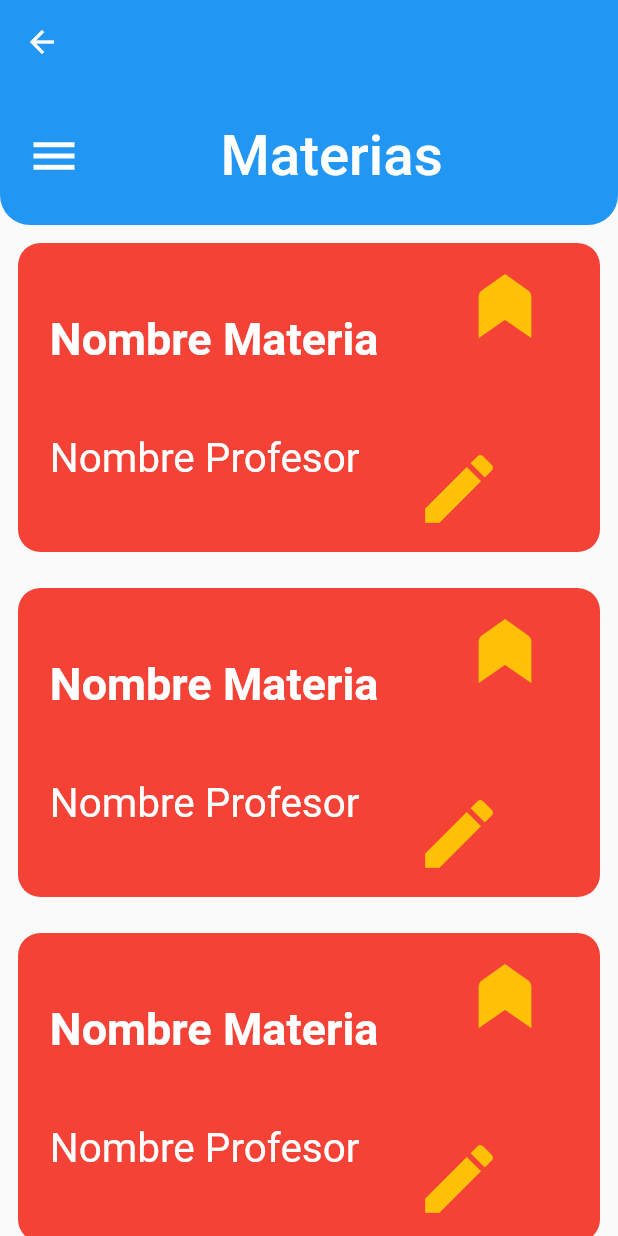
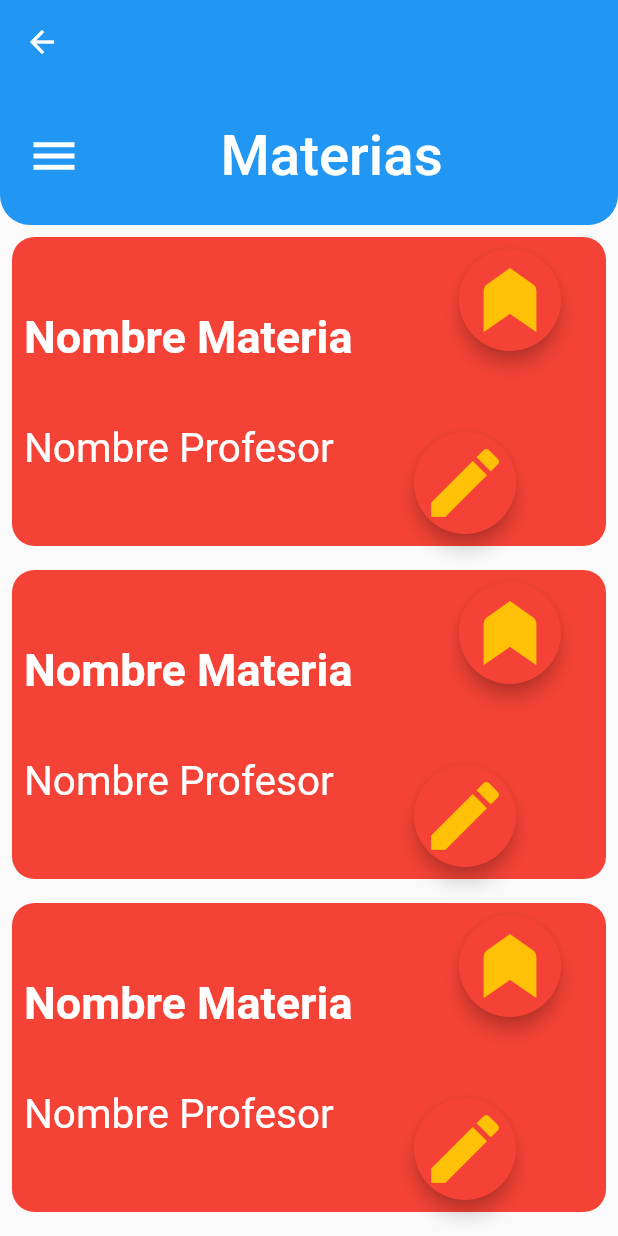
Before and after one commit to reitmas32/class_network, a Flutter app: the InboxPage screen opened by its route, on a phone screen of 412 x 824 dp. Run offline on Flutter 3.47's test engine with Material 2 defaults, Android fonts, the phone set to English and light mode, and no system bars.

Commit message:
Se refactorizo el widget

```diff
--- a/Frontend/class_network/lib/widgets/subject_card.dart
+++ b/Frontend/class_network/lib/widgets/subject_card.dart
@@ -2,6 +2,8 @@ import 'dart:math' as math;
 
 import 'package:flutter/gestures.dart';
 import 'package:flutter/material.dart';
+
+import 'package:class_network/widgets/button_card_cn.dart';
 
 class SubjectCard extends StatefulWidget {
   @override
@@ -9,103 +11,105 @@ class SubjectCard extends StatefulWidget {
 }
 
 class _SubjectCardState extends State<SubjectCard> {
+  ShapeBorder shapeBorder;
+  Color colorBack;
+
+  void initState() {
+    shapeBorder = RoundedRectangleBorder(
+      borderRadius: BorderRadius.all(
+        Radius.circular(15.0),
+      ),
+    );
+    colorBack = Colors.red;
+    super.initState();
+  }
+
   @override
   Widget build(BuildContext context) {
     return Padding(
-      padding: const EdgeInsets.all(12.0),
+      padding: const EdgeInsets.all(8.0),
       child: Container(
         height: MediaQuery.of(context).size.height / 4,
         child: Stack(
           children: [
-            Material(
-              color: Colors.red,
-              shape: RoundedRectangleBorder(
-                borderRadius: BorderRadius.all(
-                  Radius.circular(15.0),
+            _buildBackCard(),
+            _buildButtonMarkerSubject(),
+            _buildButtonEditSubject(),
+          ],
         ),
       ),
-              child: Row(
+    );
+  }
+
+  Material _buildBackCard() {
+    return Material(
+      color: this.colorBack,
+      shape: this.shapeBorder,
+      child: Padding(
+        padding: const EdgeInsets.all(8.0),
+        child: Column(
           children: [
-                  Column(
-                    children: [
-                      Text(
-                        'Nombre Materia',
-                        style: TextStyle(
-                            fontSize: 30.0,
-                            color: Colors.white,
-                            fontWeight: FontWeight.bold),
+            _buildTextNameSubject(),
+            _buildTextTeacherSubject(),
+          ],
+          mainAxisAlignment: MainAxisAlignment.spaceEvenly,
+          crossAxisAlignment: CrossAxisAlignment.stretch,
         ),
-                      Text(
+      ),
+    );
+  }
+
+  Text _buildTextTeacherSubject() {
+    return Text(
       'Nombre Profesor',
       style: TextStyle(
         fontSize: 27.0,
         color: Colors.white,
       ),
-                      ),
-                    ],
-                    mainAxisAlignment: MainAxisAlignment.spaceEvenly,
-                    crossAxisAlignment: CrossAxisAlignment.start,
-                  ),
-                  Column(
-                    children: [
-                      Padding(
-                        padding: const EdgeInsets.all(8.0),
-                        child: Transform.rotate(
-                          child: Material(
-                            shape: CircleBorder(),
-                            color: Colors.red,
-                            child: InkWell(
-                              child: Padding(
-                                padding: const EdgeInsets.all(4.0),
-                                child: Icon(
-                                  Icons.label_important,
-                                  size: 60.0,
-                                  color: Colors.amber,
-                                ),
-                              ),
-                              onTap: () {
-                                print("2");
-                              },
-                              customBorder: CircleBorder(),
-                            ),
-                          ),
-                          angle: 3 * math.pi / 2,
-                        ),
-                      ),
-                    ],
-                    mainAxisAlignment: MainAxisAlignment.start,
-                  )
-                ],
-                mainAxisAlignment: MainAxisAlignment.spaceAround,
-              ),
-            ),
-            Align(
-              child: Padding(
-                padding: const EdgeInsets.only(right: 60.0, bottom: 8.0),
-                child: Material(
-                  shape: CircleBorder(),
-                  color: Colors.red,
-                  child: InkWell(
-                    child: Padding(
-                      padding: const EdgeInsets.all(4.0),
-                      child: Icon(
-                        Icons.edit,
-                        size: 60.0,
-                        color: Colors.amber,
-                      ),
-                    ),
-                    onTap: () {
-                      print("1");
-                    },
-                    customBorder: CircleBorder(),
-                  ),
-                ),
-              ),
-              alignment: Alignment.bottomRight,
-            ),
-          ],
-        ),
+    );
+  }
+
+  Text _buildTextNameSubject() {
+    return Text(
+      'Nombre Materia',
+      style: TextStyle(
+        fontSize: 30.0,
+        color: Colors.white,
+        fontWeight: FontWeight.bold,
       ),
     );
   }
+
+  ButtonCard_CN _buildButtonMarkerSubject() {
+    return ButtonCard_CN(
+      padding: EdgeInsets.only(right: 30.0, top: 8.0),
+      shapeBorder: CircleBorder(),
+      colorBack: Colors.red,
+      colorButton: Colors.amber,
+      alignment: Alignment.topRight,
+      size: 60.0,
+      angle: 3 * math.pi / 2,
+      iconData: Icons.label_important,
+      elevation: 5.0,
+      callback: () {
+        print("2");
+      },
+    );
   }
+
+  ButtonCard_CN _buildButtonEditSubject() {
+    return ButtonCard_CN(
+      padding: EdgeInsets.only(right: 60.0, bottom: 8.0),
+      shapeBorder: CircleBorder(),
+      colorBack: Colors.red,
+      colorButton: Colors.amber,
+      alignment: Alignment.bottomRight,
+      size: 60.0,
+      iconData: Icons.edit,
+      elevation: 5.0,
+      callback: () {
+        print("1");
+      },
+    );
+  }
+}
```
Lines whose indentation alone changed are shown as unchanged.
